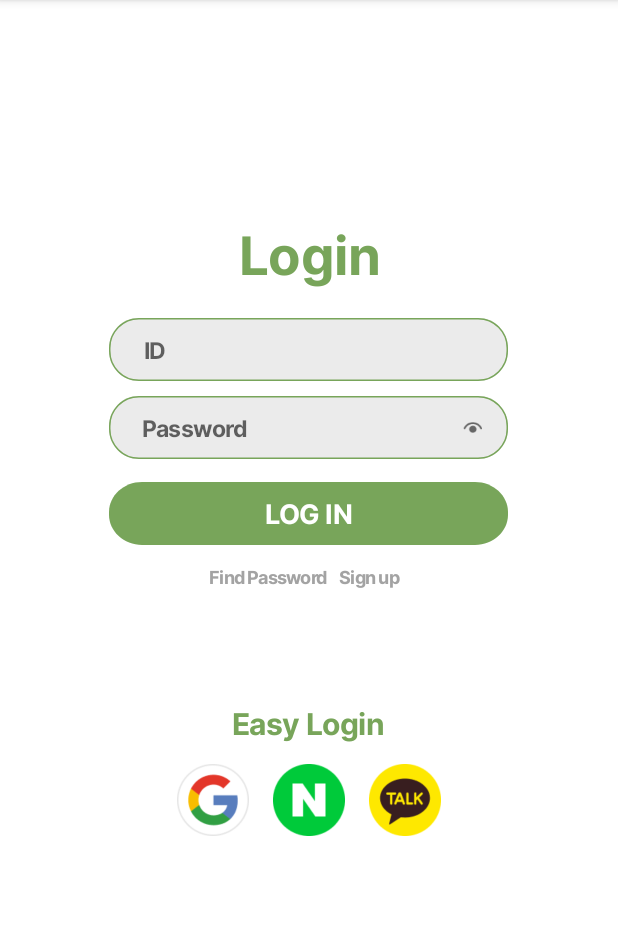
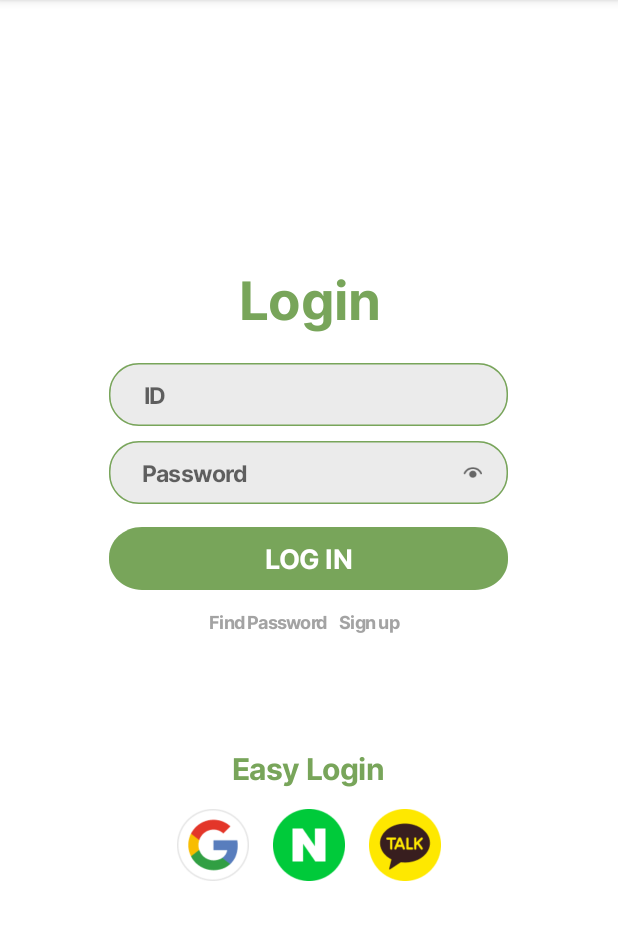
Before and after one commit to Etrella39/Recycling_App, an Android app: the screen it shows after launch (LoginActivity), on a phone screen of 412 x 824 dp, the part 84-1024 px from its top. Run offline under Robolectric (Android 15) with nearby library versions, the phone set to English and light mode, and no system bars.

Commit message:
Edit setting screen

```diff
--- a/app/src/main/res/layout/login_screen.xml
+++ b/app/src/main/res/layout/login_screen.xml
@@ -12,7 +12,7 @@
         android:layout_height="match_parent"
         android:gravity="center"
         android:orientation="vertical"
-        android:paddingBottom="60dp">
+        >
 
         <TextView
             android:id="@+id/login"
```
